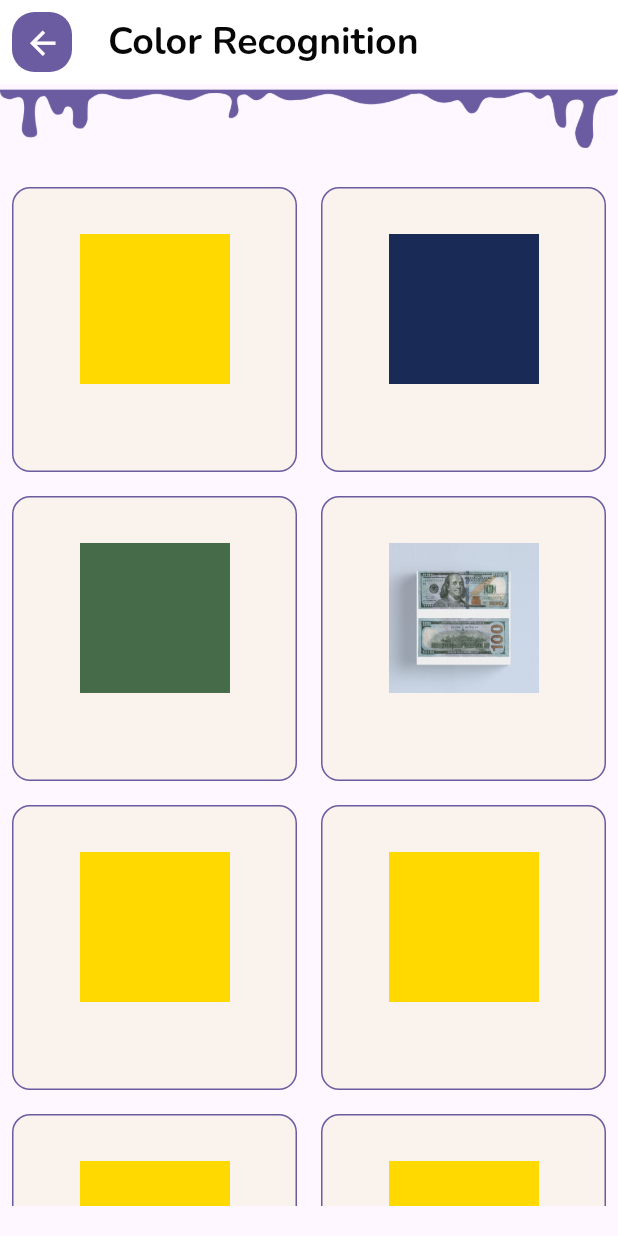
After one commit to Yasmeen34320/AureSpeak_Innovator, a Flutter app: the DetailsScreen screen opened directly, after a tap on "Color Recognition", on a phone screen of 412 x 824 dp. The commit adds this screen. Run offline on Flutter 3.47's test engine with Material 3 defaults, Android fonts, the phone set to English and light mode, and no system bars; our stand-ins replace flutter_tts, font_awesome_flutter, google_fonts, image_picker; missing offline and left inert: flutter_langdetect, translator.

Commit message:
edit_color_model

```diff
--- /dev/null
+++ b/lib/Screens/color_screen.dart
@@ -0,0 +1,353 @@
+import 'dart:convert';
+import 'dart:io';
+import 'dart:typed_data';
+import 'package:flutter/material.dart';
+import 'package:flutter/services.dart';
+import 'package:flutter_tts/flutter_tts.dart';
+import 'package:google_fonts/google_fonts.dart';
+import 'package:grd_projecttt/Screens/details_screen.dart';
+import 'package:grd_projecttt/Shared/card_camera.dart';
+import 'package:flutter_langdetect/flutter_langdetect.dart' as langdetect;
+import 'package:http/http.dart' as http;
+
+class ColorScreen extends StatefulWidget {
+  @override
+  _ColorScreenState createState() => _ColorScreenState();
+}
+// flutter: File: 'D:\vs code\flutter\grd_project\grd_projecttt\lib\assest\IvV2y.png'
+
+// http://127.0.0.1:5000/api/perform_colorD:/vs code/flutter/grd_project/grd_projecttt/lib/assest/IvV2y.png
+String Path = '';
+List<String> images = [
+  "https://www.ephotozine.com/resize/articles/22643/HDR_Off.jpg?RTUdGk5cXyJFCgsJVANtdxU+cVRdHxFYFw1Gewk0T1JYFEtzen5YdgthHHsyBFtG",
+  "temp_image1.jpg",
+  "lib/assest/2.jpg",
+  "lib/assest/3.jpg",
+  "lib/assest/4.jpg",
+  "lib/assest/money1.jpg",
+  "lib/assest/2.jpg",
+  "lib/assest/2.jpg",
+  "lib/assest/2.jpg",
+  "lib/assest/2.jpg",
+  "lib/assest/2.jpg"
+];
+FlutterTts flutterTts = FlutterTts();
+String textToSpeak = "";
+String data = "null";
+Future<void> performColor(File imageFile, String imagePath) async {
+  // 10.0.2.2
+  var url = Uri.parse('http://10.0.2.2:8000/api/perform_color');
+  // File imageFile = await File('$imagePath');
+
+  // Convert the image bytes to base64 string
+
+  var request = http.MultipartRequest('PUT', url);
+  // request.files.add(
+  //   http.MultipartFile(
+  //     'image',
+  //     http.ByteStream.fromBytes(
+  //         []), // Empty ByteStream since we're not uploading a file
+  //     0, // Set length to 0 since it's not a file
+  //     filename: imagePath,
+  //   ),
+  // );
+  ByteData imageData = await rootBundle.load(imagePath);
+  List<int> bytes = imageData.buffer.asUint8List();
+
+// Create MultipartFile
+  var multipartFile = http.MultipartFile.fromBytes(
+    'image',
+    bytes,
+    filename: 'anatomy.jpg', // use the real name if available, or omit
+  );
+
+// Add MultipartFile to request
+  request.files.add(multipartFile);
+  // request.files.add(
+  //     await http.MultipartFile.fromPath('image', imagePath //  imageFile.path,
+  //         ));
+
+  print("noooooooooooooooooooooooo");
+  var response = await request.send();
+  if (response.statusCode == 200) {
+    print("yesssssssssssssss");
+    data = await response.stream.bytesToString();
+
+    // Remove the extra quotes
+
+    print(data);
+
+    // Convert the cleaned string to a list of strings
+    // data = cleanedData;
+
+    print('Color Result: $data');
+  } else {
+    print("herrrrrrrrrrrrrrrrrrrre");
+    print(imageFile);
+    print('Error:dfdfdfdfdf      ${response.reasonPhrase}');
+  }
+}
+
+bool isHovering = false;
+File? file = null;
+
+bool flg1 = false, flag = false;
+
+class _ColorScreenState extends State<ColorScreen> {
+  @override
+  Widget build(BuildContext context) {
+    var screenSize = MediaQuery.of(context).size;
+
+    return Scaffold(
+      appBar: AppBar(
+        title: Text(
+          "Color Recognition",
+          style: GoogleFonts.nunito(
+            fontSize: 25,
+            color: Color.fromRGBO(7, 7, 7, 1),
+            fontWeight: FontWeight.bold,
+          ),
+        ),
+        backgroundColor: Colors.white,
+        leading: Padding(
+          padding: const EdgeInsets.all(8.0),
+          child: Container(
+            decoration: BoxDecoration(
+              color: Color(0xFF6b5ba0), // Color(0xFF5164BF),
+              borderRadius: BorderRadius.circular(15),
+            ),
+            child: IconButton(
+              icon: Icon(Icons.arrow_back),
+              iconSize: 25,
+              color: Colors.white,
+              onPressed: () {
+                file = null;
+
+                flg1 = false;
+                flag = false;
+                // Add your custom logic for handling the back button press
+                // You can use Navigator.pop(context) to pop the current screen
+                Navigator.push(
+                  context,
+                  MaterialPageRoute(
+                      builder: (context) => DetailsScreen(
+                            def1: true,
+                          )),
+                );
+                print('Back button pressed');
+              },
+            ),
+          ),
+        ),
+      ),
+      body: Container(
+          width: screenSize.width,
+          height: screenSize.height,
+          child: Column(children: [
+            Image.asset(
+              "lib/assest/1 (6).png",
+              fit: BoxFit.cover,
+              color: Color(0xFF6b5ba0),
+            ),
+            SizedBox(
+              height: 18,
+            ),
+            Flexible(
+              child: GridView.count(
+                crossAxisCount: 2,
+                children: [
+                  //images.length
+                  for (int i = 2; i < images.length; i++)
+                    InkWell(
+                      onTap: () {
+                        file = File(images[i].toString());
+                        Path = images[i];
+                        print(file?.path);
+                        print("!1111111111111");
+                        setState(() {});
+                      },
+                      child: MouseRegion(
+                        onEnter: (PointerEnterEvent event) {
+                          setState(() {
+                            isHovering = true;
+                          });
+                        },
+                        onExit: (PointerExitEvent event) {
+                          setState(() {
+                            isHovering = false;
+                          });
+                        },
+                        // child: Padding(
+                        //   padding: const EdgeInsets.all(8.0),
+                        //   child: Container(
+                        //     width: screenSize.width * 0.89,
+                        //     // height: screenSize.height * 0.4,
+                        //     decoration: BoxDecoration(
+                        //       border: Border.all(
+                        //           color: Color(0xFF6b5ba0), width: 1.0),
+                        //       color: Color.fromARGB(255, 250, 242, 237),
+                        //       borderRadius:
+                        //           BorderRadius.all(Radius.circular(12)),
+                        //     ),
+                        //     child: Expanded(
+                        //       child: Column(children: [
+                        //         SizedBox(
+                        //           height: 30,
+                        //         ),
+                        //         Container(
+                        //             height: 100,
+                        //             width: 100,
+                        //             child: Image.network(
+                        //               images[i],
+                        //               fit: BoxFit.cover,
+                        //             )),
+                        //         SizedBox(
+                        //           height: 10,
+                        //         ),
+                        //         Text(
+                        //           "",
+                        //           style: GoogleFonts.nunito(
+                        //             fontSize: 19.0,
+                        //             color: Colors.black,
+                        //             fontWeight: FontWeight.w500,
+                        //           ),
+                        //         )
+                        //       ]),
+                        //     ),
+                        //   ),
+                        // ),
+                        child: CardCamera(
+                          Images: images[i],
+                          TestName: " ",
+                        ),
+                      ),
+                    )
+                ],
+              ),
+            ),
+            SizedBox(
+              height: 10,
+            ),
+            if (file != null)
+              ElevatedButton(
+                onPressed: () async {
+                  // Handle button press
+                  print('Button Pressed');
+                  flag = true;
+                  print(file);
+                  await performColor(file!, Path);
+                  setState(() {});
+                },
+                style: ElevatedButton.styleFrom(
+                  shape: RoundedRectangleBorder(
+                    borderRadius: BorderRadius.circular(8.0),
+                  ),
+                  backgroundColor: Color.fromARGB(255, 102, 87, 153),
+                ),
+                child: Text(
+                  'Predict',
+                  style: GoogleFonts.nunito(
+                      fontSize: 20,
+                      fontWeight: FontWeight.bold,
+                      color: Colors.white),
+                ),
+              ),
+            SizedBox(
+              height: 10,
+            ),
+            if (flag == true)
+              Column(children: [
+                Text("Option",
+                    style: GoogleFonts.pangolin(
+                        fontSize: 22, fontWeight: FontWeight.bold)),
+                Row(
+                  mainAxisAlignment: MainAxisAlignment.spaceEvenly,
+                  children: [
+                    ElevatedButton(
+                      onPressed: () {
+                        // Handle button press
+                        print('Button Pressed');
+                        flg1 = true;
+                        setState(() {});
+                      },
+                      style: ElevatedButton.styleFrom(
+                        shape: RoundedRectangleBorder(
+                          borderRadius: BorderRadius.circular(8.0),
+                        ),
+                        backgroundColor: Color.fromARGB(255, 102, 87, 153),
+                      ),
+                      child: Row(
+                        mainAxisSize: MainAxisSize.min,
+                        children: [
+                          Icon(
+                            Icons.text_format,
+                            color: Colors.white,
+                            size: 30,
+                          ),
+                          SizedBox(width: 4.0),
+                          Text(
+                            'Text',
+                            style: GoogleFonts.nunito(
+                                fontSize: 20,
+                                fontWeight: FontWeight.bold,
+                                color: Colors.white),
+                          ),
+                        ],
+                      ),
+                    ),
+                    ElevatedButton(
+                      onPressed: speakText,
+                      style: ElevatedButton.styleFrom(
+                        shape: RoundedRectangleBorder(
+                          borderRadius: BorderRadius.circular(8.0),
+                        ),
+                        backgroundColor: Color.fromARGB(255, 102, 87, 153),
+                      ),
+                      child: Row(
+                        mainAxisSize: MainAxisSize.min,
+                        children: [
+                          Icon(
+                            Icons.record_voice_over_outlined,
+                            color: Colors.white,
+                            size: 30,
+                          ),
+                          SizedBox(width: 6.0),
+                          Text(
+                            'Speech',
+                            style: GoogleFonts.nunito(
+                                fontSize: 20,
+                                fontWeight: FontWeight.bold,
+                                color: Colors.white),
+                          ),
+                        ],
+                      ),
+                    ),
+                  ],
+                ),
+              ]),
+            (flg1 == true)
+                ? Expanded(
+                    child: Text("prediction: " + data,
+                        style: GoogleFonts.nunito(
+                            fontSize: 15, fontWeight: FontWeight.bold)))
+                : Container()
+          ])),
+    );
+  }
+}
+
+Future<void> speakText() async {
+  await langdetect.initLangDetect();
+  String ss = "اهلا";
+
+  final language = await langdetect.detect(data);
+  print(language);
+  print(data);
+  await flutterTts.setLanguage((language == 'ar')
+      ? language
+      : ('en')); // Set the language (change as needed)
+  await flutterTts
+      .setSpeechRate(0.25); // Set the speech rate (adjust as needed)
+  await flutterTts.setPitch(1.0); // Set the pitch (adjust as needed)
+  await flutterTts.speak(data);
+}
--- a/lib/Screens/details_screen.dart
+++ b/lib/Screens/details_screen.dart
@@ -1,5 +1,7 @@
 import 'package:flutter/material.dart';
+import 'package:flutter/services.dart';
 import 'package:google_fonts/google_fonts.dart';
+import 'package:grd_projecttt/Screens/color_screen.dart';
 import 'package:grd_projecttt/Screens/test_screen.dart';
 import 'package:grd_projecttt/Shared/card_camera.dart';
 import 'package:grd_projecttt/Shared/card_category.dart';
@@ -69,6 +71,7 @@ class ChangeLocaleProvider extends ChangeNotifier {
 class _DetailsScreenState extends State<DetailsScreen> {
   @override
   Widget build(BuildContext context) {
+    bool isHovering = false;
     final changeLocaleProvider = Provider.of<ChangeLocaleProvider>(context);
     if (widget.def1!) {
       changeLocaleProvider.setLocale(Locale('en', 'EN'));
@@ -87,10 +90,7 @@ class _DetailsScreenState extends State<DetailsScreen> {
       "simply point your device's camera at banknotes, and it  will identify the currency denomination."
     ];
     List<String> dataimage = ["lib/assest/color1.jpg", "lib/assest/money1.jpg"];
-    List<dynamic> p = [
-      Testscreen(def: widget.def1),
-      Testscreen(def: widget.def1)
-    ];
+    List<dynamic> p = [ColorScreen(), Testscreen(def: widget.def1)];
     return Scaffold(
       appBar: AppBar(
         title: Text(
@@ -155,14 +155,27 @@ class _DetailsScreenState extends State<DetailsScreen> {
                   Navigator.push(
                     context,
                     MaterialPageRoute(
-                        builder: (context) => Testscreen(def: widget.def1)),
+                        // Testscreen(def: widget.def1)
+                        builder: (context) => p[i]),
                   );
                 },
-                child: CardCamera(
-                  Images: dataimage[i],
-                  TestName: datacolor[i],
-                  brief: databreif[i],
-                  path: p[i],
+                child: MouseRegion(
+                  onEnter: (PointerEnterEvent event) {
+                    setState(() {
+                      isHovering = true;
+                    });
+                  },
+                  onExit: (PointerExitEvent event) {
+                    setState(() {
+                      isHovering = false;
+                    });
+                  },
+                  child: CardCamera(
+                    Images: dataimage[i],
+                    TestName: datacolor[i],
+                    brief: databreif[i],
+                    path: p[i],
+                  ),
                 ),
               )
           ]))
--- a/lib/Shared/card_camera.dart
+++ b/lib/Shared/card_camera.dart
@@ -7,7 +7,7 @@ class CardCamera extends StatefulWidget {
   final String? brief;
   final dynamic? path;
   const CardCamera(
-      {Key? key, this.Images, this.TestName, this.brief, required this.path})
+      {Key? key, this.Images, this.TestName, this.brief, this.path})
       : super(key: key);
 
   @override
@@ -21,7 +21,6 @@ class _CardCameraState extends State<CardCamera> {
 
     return Padding(
       padding: const EdgeInsets.all(8.0),
-      child: Expanded(
       child: Container(
         width: screenSize.width * 0.89,
         // height: screenSize.height * 0.4,
@@ -30,13 +29,14 @@ class _CardCameraState extends State<CardCamera> {
           color: Color.fromARGB(255, 250, 242, 237),
           borderRadius: BorderRadius.all(Radius.circular(12)),
         ),
+        child: Expanded(
           child: Column(children: [
             SizedBox(
               height: 30,
             ),
             Container(
-                height: 150,
-                width: 150,
+                height: 100,
+                width: 100,
                 child: Image.asset(
                   widget.Images!,
                   fit: BoxFit.cover,
```
Also changed, not shown: lib/Screens/test_screen.dart (+5 -2 lines), pubspec.yaml (+13 -12 lines), edittt.jpg (added), lib/api/temp_image1.jpg (added), lib/assest/2.jpg (added), lib/assest/3.jpg (added), lib/assest/4.jpg (added), lib/assest/5.jpg (added), lib/assest/edittt.jpg (added), temp_image.png, temp_image1.jpg (added), 3 other files. Lines whose indentation alone changed are shown as unchanged.
